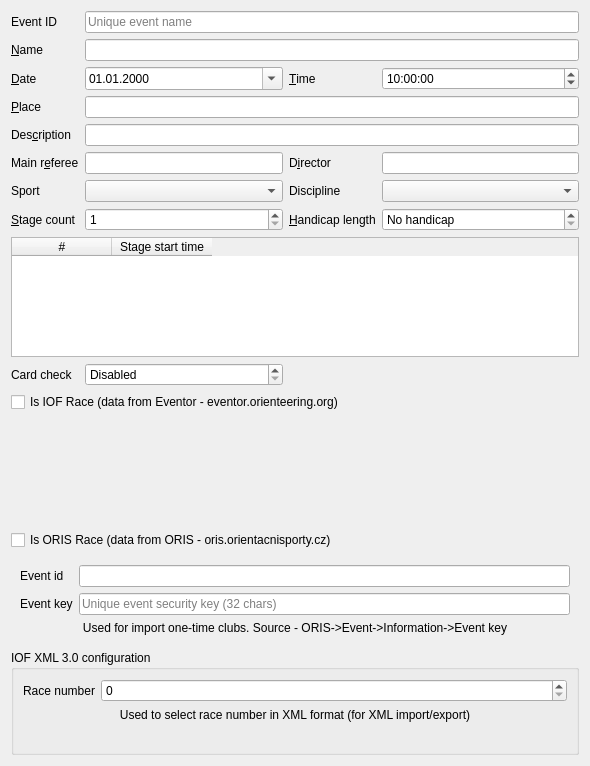
The window that quickevent/app/quickevent/plugins/Event/src/eventdialogwidget.ui (arnost00/quickbox) describes before a commit, drawn with Qt 5.
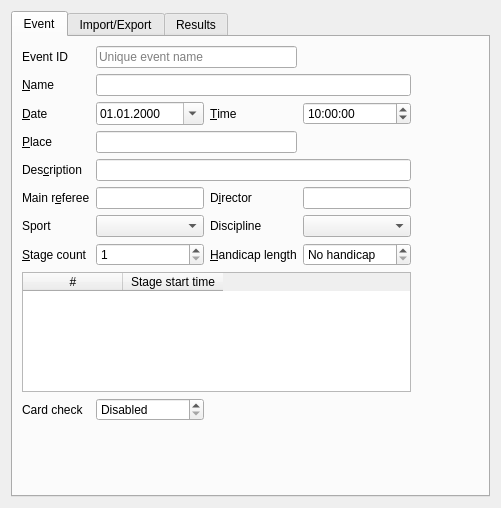
The same window after the commit.

Commit message: Multipage event dialog

```diff
--- a/quickevent/app/quickevent/plugins/Event/src/eventdialogwidget.ui
+++ b/quickevent/app/quickevent/plugins/Event/src/eventdialogwidget.ui
@@ -6,37 +6,28 @@
    <rect>
     <x>0</x>
     <y>0</y>
-    <width>590</width>
-    <height>766</height>
+    <width>501</width>
+    <height>508</height>
    </rect>
   </property>
   <property name="windowTitle">
    <string>Form</string>
   </property>
-  <layout class="QVBoxLayout" name="verticalLayout">
+  <layout class="QHBoxLayout" name="horizontalLayout">
    <item>
+    <widget class="QTabWidget" name="tabWidget">
+     <property name="currentIndex">
+      <number>0</number>
+     </property>
+     <widget class="QWidget" name="tab">
+      <attribute name="title">
+       <string>Event</string>
+      </attribute>
     <layout class="QGridLayout" name="gridLayout">
-     <item row="1" column="0">
-      <widget class="QLabel" name="label">
-       <property name="text">
-        <string>&amp;Name</string>
-       </property>
-       <property name="buddy">
-        <cstring>ed_name</cstring>
-       </property>
-      </widget>
-     </item>
-     <item row="3" column="0">
-      <widget class="QLabel" name="label_3">
-       <property name="text">
-        <string>&amp;Date</string>
-       </property>
-       <property name="buddy">
-        <cstring>ed_date</cstring>
-       </property>
-      </widget>
-     </item>
-     <item row="6" column="0">
+       <item row="5" column="1">
+        <widget class="QLineEdit" name="ed_mainReferee"/>
+       </item>
+       <item row="5" column="0">
       <widget class="QLabel" name="label_6">
        <property name="text">
         <string>Main r&amp;eferee</string>
@@ -46,17 +37,13 @@
        </property>
       </widget>
      </item>
-     <item row="3" column="2">
-      <widget class="QLabel" name="label_12">
-       <property name="text">
-        <string>&amp;Time</string>
-       </property>
-       <property name="buddy">
-        <cstring>ed_date</cstring>
-       </property>
-      </widget>
-     </item>
-     <item row="6" column="2">
+       <item row="6" column="1">
+        <widget class="QComboBox" name="cbxSportId"/>
+       </item>
+       <item row="3" column="1" colspan="2">
+        <widget class="QLineEdit" name="ed_place"/>
+       </item>
+       <item row="5" column="2">
       <widget class="QLabel" name="label_7">
        <property name="text">
         <string>D&amp;irector</string>
@@ -66,79 +53,14 @@
        </property>
       </widget>
      </item>
-     <item row="7" column="1">
-      <widget class="QComboBox" name="cbxSportId"/>
-     </item>
-     <item row="5" column="0">
-      <widget class="QLabel" name="label_5">
-       <property name="text">
-        <string>Des&amp;cription</string>
-       </property>
-       <property name="buddy">
-        <cstring>ed_description</cstring>
-       </property>
-      </widget>
-     </item>
-     <item row="10" column="0">
-      <widget class="QLabel" name="label_14">
-       <property name="text">
-        <string>Card check</string>
-       </property>
-       <property name="buddy">
-        <cstring>ed_handicapLength</cstring>
-       </property>
-      </widget>
-     </item>
-     <item row="8" column="1">
-      <widget class="QSpinBox" name="ed_stageCount">
-       <property name="minimum">
-        <number>1</number>
-       </property>
-      </widget>
-     </item>
-     <item row="8" column="2">
-      <widget class="QLabel" name="label_9">
-       <property name="text">
-        <string>&amp;Handicap length</string>
-       </property>
-       <property name="buddy">
-        <cstring>ed_handicapLength</cstring>
-       </property>
-      </widget>
-     </item>
-     <item row="1" column="1" colspan="3">
-      <widget class="QLineEdit" name="ed_name"/>
-     </item>
-     <item row="7" column="0">
-      <widget class="QLabel" name="label_11">
-       <property name="text">
-        <string>Sport</string>
-       </property>
-       <property name="buddy">
-        <cstring>ed_handicapLength</cstring>
-       </property>
-      </widget>
-     </item>
-     <item row="0" column="0">
-      <widget class="QLabel" name="label_8">
-       <property name="text">
-        <string>Event ID</string>
-       </property>
-       <property name="buddy">
-        <cstring>ed_name</cstring>
-       </property>
-      </widget>
-     </item>
-     <item row="6" column="1">
-      <widget class="QLineEdit" name="ed_mainReferee"/>
-     </item>
-     <item row="5" column="1" colspan="3">
-      <widget class="QLineEdit" name="ed_description"/>
-     </item>
-     <item row="6" column="3">
-      <widget class="QLineEdit" name="ed_director"/>
-     </item>
-     <item row="4" column="0">
+       <item row="0" column="1" colspan="2">
+        <widget class="QLineEdit" name="ed_eventId">
+         <property name="placeholderText">
+          <string>Unique event name</string>
+         </property>
+        </widget>
+       </item>
+       <item row="3" column="0">
       <widget class="QLabel" name="label_4">
        <property name="text">
         <string>&amp;Place</string>
@@ -148,71 +70,20 @@
        </property>
       </widget>
      </item>
-     <item row="7" column="2">
-      <widget class="QLabel" name="label_13">
-       <property name="text">
-        <string>Discipline</string>
-       </property>
-       <property name="buddy">
-        <cstring>ed_handicapLength</cstring>
-       </property>
-      </widget>
-     </item>
-     <item row="10" column="1">
-      <widget class="QSpinBox" name="ed_cardChecCheckTimeSec">
-       <property name="toolTip">
-        <string>Maximal distance between card CHECK and START time</string>
-       </property>
-       <property name="specialValueText">
-        <string>Disabled</string>
-       </property>
-       <property name="suffix">
-        <string> sec</string>
-       </property>
-       <property name="minimum">
-        <number>0</number>
-       </property>
-       <property name="maximum">
-        <number>99999</number>
-       </property>
-       <property name="singleStep">
-        <number>60</number>
-       </property>
-      </widget>
-     </item>
-     <item row="8" column="3">
-      <widget class="QSpinBox" name="ed_handicapLength">
-       <property name="specialValueText">
-        <string>No handicap</string>
-       </property>
-       <property name="suffix">
-        <string> min</string>
-       </property>
-       <property name="minimum">
-        <number>0</number>
-       </property>
-       <property name="maximum">
-        <number>99999</number>
-       </property>
-       <property name="singleStep">
-        <number>10</number>
-       </property>
-       <property name="value">
-        <number>0</number>
-       </property>
-      </widget>
-     </item>
-     <item row="0" column="1" colspan="3">
-      <widget class="QLineEdit" name="ed_eventId">
-       <property name="placeholderText">
-        <string>Unique event name</string>
-       </property>
-      </widget>
-     </item>
-     <item row="7" column="3">
-      <widget class="QComboBox" name="cbxDisciplineId"/>
-     </item>
-     <item row="3" column="3">
+       <item row="10" column="0">
+        <spacer name="verticalSpacer">
+         <property name="orientation">
+          <enum>Qt::Orientation::Vertical</enum>
+         </property>
+         <property name="sizeHint" stdset="0">
+          <size>
+           <width>20</width>
+           <height>40</height>
+          </size>
+         </property>
+        </spacer>
+       </item>
+       <item row="2" column="3">
       <widget class="QTimeEdit" name="ed_time">
        <property name="displayFormat">
         <string>h:mm:ss</string>
@@ -226,7 +97,24 @@
        </property>
       </widget>
      </item>
-     <item row="3" column="1">
+       <item row="4" column="0">
+        <widget class="QLabel" name="label_5">
+         <property name="text">
+          <string>Des&amp;cription</string>
+         </property>
+         <property name="buddy">
+          <cstring>ed_description</cstring>
+         </property>
+        </widget>
+       </item>
+       <item row="7" column="1">
+        <widget class="QSpinBox" name="ed_stageCount">
+         <property name="minimum">
+          <number>1</number>
+         </property>
+        </widget>
+       </item>
+       <item row="2" column="1">
       <widget class="QDateEdit" name="ed_date">
        <property name="displayFormat">
         <string>dd.MM.yyyy</string>
@@ -236,20 +124,7 @@
        </property>
       </widget>
      </item>
-     <item row="4" column="1" colspan="3">
-      <widget class="QLineEdit" name="ed_place"/>
-     </item>
-     <item row="8" column="0">
-      <widget class="QLabel" name="label_2">
-       <property name="text">
-        <string>&amp;Stage count</string>
-       </property>
-       <property name="buddy">
-        <cstring>ed_stageCount</cstring>
-       </property>
-      </widget>
-     </item>
-     <item row="9" column="0" colspan="4">
+       <item row="8" column="0" colspan="4">
       <widget class="QTableWidget" name="stageStartTimesTable">
        <property name="sizePolicy">
         <sizepolicy hsizetype="Expanding" vsizetype="Fixed">
@@ -284,31 +159,196 @@
        </column>
       </widget>
      </item>
-    </layout>
-   </item>
-   <item>
-    <widget class="QCheckBox" name="ed_iofRace">
+       <item row="6" column="3">
+        <widget class="QComboBox" name="cbxDisciplineId"/>
+       </item>
+       <item row="6" column="0">
+        <widget class="QLabel" name="label_11">
+         <property name="text">
+          <string>Sport</string>
+         </property>
+         <property name="buddy">
+          <cstring>ed_handicapLength</cstring>
+         </property>
+        </widget>
+       </item>
+       <item row="0" column="0">
+        <widget class="QLabel" name="label_8">
+         <property name="text">
+          <string>Event ID</string>
+         </property>
+         <property name="buddy">
+          <cstring>ed_name</cstring>
+         </property>
+        </widget>
+       </item>
+       <item row="7" column="2">
+        <widget class="QLabel" name="label_9">
+         <property name="text">
+          <string>&amp;Handicap length</string>
+         </property>
+         <property name="buddy">
+          <cstring>ed_handicapLength</cstring>
+         </property>
+        </widget>
+       </item>
+       <item row="9" column="1">
+        <widget class="QSpinBox" name="ed_cardChecCheckTimeSec">
      <property name="toolTip">
-      <string>IOF Eventor race - used for IOF XML exports</string>
-     </property>
+          <string>Maximal distance between card CHECK and START time</string>
+         </property>
+         <property name="specialValueText">
+          <string>Disabled</string>
+         </property>
+         <property name="suffix">
+          <string> sec</string>
+         </property>
+         <property name="minimum">
+          <number>0</number>
+         </property>
+         <property name="maximum">
+          <number>99999</number>
+         </property>
+         <property name="singleStep">
+          <number>60</number>
+         </property>
+        </widget>
+       </item>
+       <item row="6" column="2">
+        <widget class="QLabel" name="label_13">
      <property name="text">
-      <string>Is IOF Race (data from Eventor - eventor.orienteering.org)</string>
-     </property>
-    </widget>
-   </item>
-   <item>
-    <widget class="QFrame" name="frameIofRace">
-     <layout class="QFormLayout" name="formLayout_2"/>
-    </widget>
-   </item>
-   <item>
-    <widget class="QCheckBox" name="ed_orisRace">
+          <string>Discipline</string>
+         </property>
+         <property name="buddy">
+          <cstring>ed_handicapLength</cstring>
+         </property>
+        </widget>
+       </item>
+       <item row="9" column="0">
+        <widget class="QLabel" name="label_14">
+         <property name="text">
+          <string>Card check</string>
+         </property>
+         <property name="buddy">
+          <cstring>ed_handicapLength</cstring>
+         </property>
+        </widget>
+       </item>
+       <item row="1" column="0">
+        <widget class="QLabel" name="label">
      <property name="text">
-      <string>Is ORIS Race (data from ORIS - oris.orientacnisporty.cz)</string>
-     </property>
-    </widget>
-   </item>
-   <item>
+          <string>&amp;Name</string>
+         </property>
+         <property name="buddy">
+          <cstring>ed_name</cstring>
+         </property>
+        </widget>
+       </item>
+       <item row="5" column="3">
+        <widget class="QLineEdit" name="ed_director"/>
+       </item>
+       <item row="7" column="0">
+        <widget class="QLabel" name="label_2">
+         <property name="text">
+          <string>&amp;Stage count</string>
+         </property>
+         <property name="buddy">
+          <cstring>ed_stageCount</cstring>
+         </property>
+        </widget>
+       </item>
+       <item row="7" column="3">
+        <widget class="QSpinBox" name="ed_handicapLength">
+         <property name="specialValueText">
+          <string>No handicap</string>
+         </property>
+         <property name="suffix">
+          <string> min</string>
+         </property>
+         <property name="minimum">
+          <number>0</number>
+         </property>
+         <property name="maximum">
+          <number>99999</number>
+         </property>
+         <property name="singleStep">
+          <number>10</number>
+         </property>
+         <property name="value">
+          <number>0</number>
+         </property>
+        </widget>
+       </item>
+       <item row="2" column="2">
+        <widget class="QLabel" name="label_12">
+         <property name="text">
+          <string>&amp;Time</string>
+         </property>
+         <property name="buddy">
+          <cstring>ed_date</cstring>
+         </property>
+        </widget>
+       </item>
+       <item row="2" column="0">
+        <widget class="QLabel" name="label_3">
+         <property name="text">
+          <string>&amp;Date</string>
+         </property>
+         <property name="buddy">
+          <cstring>ed_date</cstring>
+         </property>
+        </widget>
+       </item>
+       <item row="2" column="4">
+        <spacer name="horizontalSpacer_3">
+         <property name="orientation">
+          <enum>Qt::Orientation::Horizontal</enum>
+         </property>
+         <property name="sizeHint" stdset="0">
+          <size>
+           <width>40</width>
+           <height>20</height>
+          </size>
+         </property>
+        </spacer>
+       </item>
+       <item row="4" column="1" colspan="3">
+        <widget class="QLineEdit" name="ed_description"/>
+       </item>
+       <item row="1" column="1" colspan="3">
+        <widget class="QLineEdit" name="ed_name"/>
+       </item>
+      </layout>
+     </widget>
+     <widget class="QWidget" name="tab_2">
+      <attribute name="title">
+       <string>Import/Export</string>
+      </attribute>
+      <layout class="QGridLayout" name="gridLayout_2">
+       <item row="4" column="0">
+        <widget class="QGroupBox" name="groupBox">
+         <property name="title">
+          <string>IOF XML 3.0 configuration</string>
+         </property>
+         <layout class="QFormLayout" name="formLayout">
+          <item row="0" column="0">
+           <widget class="QLabel" name="label_16">
+            <property name="text">
+             <string>Race number</string>
+            </property>
+           </widget>
+          </item>
+          <item row="0" column="1">
+           <widget class="QSpinBox" name="ed_xmlRaceNumber">
+            <property name="toolTip">
+             <string>Used to select race number in XML format (for XML import/export)</string>
+            </property>
+           </widget>
+          </item>
+         </layout>
+        </widget>
+       </item>
+       <item row="3" column="0">
     <widget class="QFrame" name="frameOrisRace">
      <property name="sizePolicy">
       <sizepolicy hsizetype="Preferred" vsizetype="Maximum">
@@ -318,13 +358,30 @@
      </property>
      <layout class="QFormLayout" name="formLayout_3">
       <item row="2" column="0">
+           <widget class="QLabel" name="label_19">
+            <property name="text">
+             <string>Event id</string>
+            </property>
+           </widget>
+          </item>
+          <item row="2" column="1">
+           <widget class="QLineEdit" name="ed_orisImportId">
+            <property name="alignment">
+             <set>Qt::AlignmentFlag::AlignRight|Qt::AlignmentFlag::AlignTrailing|Qt::AlignmentFlag::AlignVCenter</set>
+            </property>
+            <property name="readOnly">
+             <bool>true</bool>
+            </property>
+           </widget>
+          </item>
+          <item row="3" column="0">
        <widget class="QLabel" name="label_17">
         <property name="text">
          <string>Event key</string>
         </property>
        </widget>
       </item>
-      <item row="2" column="1">
+          <item row="3" column="1">
        <widget class="QLineEdit" name="ed_orisEventKey">
         <property name="text">
          <string/>
@@ -334,67 +391,144 @@
         </property>
        </widget>
       </item>
-      <item row="3" column="0" colspan="2">
+         </layout>
+        </widget>
+       </item>
+       <item row="1" column="0" colspan="2">
+        <widget class="QFrame" name="frameIofRace">
+         <layout class="QVBoxLayout" name="verticalLayout_3">
+          <item>
+           <widget class="QLabel" name="label_15">
+            <property name="text">
+             <string>data from Eventor - eventor.orienteering.org</string>
+            </property>
+            <property name="wordWrap">
+             <bool>true</bool>
+            </property>
+           </widget>
+          </item>
+         </layout>
+        </widget>
+       </item>
+       <item row="0" column="0">
+        <widget class="QCheckBox" name="ed_iofRace">
+         <property name="toolTip">
+          <string>IOF Eventor race - used for IOF XML exports</string>
+         </property>
+         <property name="text">
+          <string>IOF Race</string>
+         </property>
+        </widget>
+       </item>
+       <item row="2" column="0">
+        <widget class="QCheckBox" name="ed_orisRace">
+         <property name="text">
+          <string>ORIS Race</string>
+         </property>
+        </widget>
+       </item>
+       <item row="4" column="1">
+        <spacer name="horizontalSpacer">
+         <property name="orientation">
+          <enum>Qt::Orientation::Horizontal</enum>
+         </property>
+         <property name="sizeHint" stdset="0">
+          <size>
+           <width>0</width>
+           <height>20</height>
+          </size>
+         </property>
+        </spacer>
+       </item>
+       <item row="5" column="0">
+        <spacer name="verticalSpacer_2">
+         <property name="orientation">
+          <enum>Qt::Orientation::Vertical</enum>
+         </property>
+         <property name="sizeHint" stdset="0">
+          <size>
+           <width>20</width>
+           <height>0</height>
+          </size>
+         </property>
+        </spacer>
+       </item>
+      </layout>
+     </widget>
+     <widget class="QWidget" name="tab_3">
+      <attribute name="title">
+       <string>Results</string>
+      </attribute>
+      <layout class="QVBoxLayout" name="verticalLayout">
+       <item>
+        <widget class="QGroupBox" name="groupBox_2">
+         <property name="title">
+          <string>Point results</string>
+         </property>
+         <property name="checkable">
+          <bool>true</bool>
+         </property>
+         <layout class="QGridLayout" name="gridLayout_3">
+          <item row="0" column="0">
        <widget class="QLabel" name="label_18">
         <property name="text">
-         <string>Used for import one-time clubs. Source - ORIS-&gt;Event-&gt;Information-&gt;Event key</string>
-        </property>
-        <property name="alignment">
-         <set>Qt::AlignmentFlag::AlignCenter</set>
-        </property>
-       </widget>
-      </item>
-      <item row="1" column="0">
-       <widget class="QLabel" name="label_19">
-        <property name="text">
-         <string>Event id</string>
-        </property>
-       </widget>
-      </item>
-      <item row="1" column="1">
-       <widget class="QLineEdit" name="ed_orisImportId">
-        <property name="alignment">
-         <set>Qt::AlignmentFlag::AlignRight|Qt::AlignmentFlag::AlignTrailing|Qt::AlignmentFlag::AlignVCenter</set>
-        </property>
-        <property name="readOnly">
-         <bool>true</bool>
-        </property>
-       </widget>
-      </item>
-     </layout>
-    </widget>
-   </item>
-   <item>
-    <widget class="QGroupBox" name="groupBox">
-     <property name="title">
-      <string>IOF XML 3.0 configuration</string>
-     </property>
-     <layout class="QFormLayout" name="formLayout">
-      <item row="0" column="0">
-       <widget class="QLabel" name="label_16">
-        <property name="text">
-         <string>Race number</string>
+             <string>Max points</string>
         </property>
        </widget>
       </item>
       <item row="0" column="1">
        <widget class="QSpinBox" name="ed_xmlRaceNumber">
         <property name="toolTip">
-         <string>&lt;html&gt;&lt;head/&gt;&lt;body&gt;&lt;p&gt;IOF Eventor race number - if nonzero, used as &amp;lt;Race&amp;gt; node and for attribute of &amp;lt;Start&amp;gt; node for IOF XML exports&lt;/p&gt;&lt;/body&gt;&lt;/html&gt;</string>
-        </property>
-       </widget>
-      </item>
-      <item row="1" column="0" colspan="2">
-       <widget class="QLabel" name="label_10">
-        <property name="text">
          <string>Used to select race number in XML format (for XML import/export)</string>
         </property>
         <property name="alignment">
-         <set>Qt::AlignmentFlag::AlignCenter</set>
-        </property>
-       </widget>
-      </item>
-     </layout>
+             <set>Qt::AlignmentFlag::AlignRight|Qt::AlignmentFlag::AlignTrailing|Qt::AlignmentFlag::AlignVCenter</set>
+            </property>
+            <property name="minimum">
+             <number>100</number>
+            </property>
+            <property name="maximum">
+             <number>1000</number>
+            </property>
+            <property name="singleStep">
+             <number>100</number>
+            </property>
+            <property name="value">
+             <number>1000</number>
+            </property>
+           </widget>
+          </item>
+          <item row="0" column="2">
+           <spacer name="horizontalSpacer_2">
+            <property name="orientation">
+             <enum>Qt::Orientation::Horizontal</enum>
+            </property>
+            <property name="sizeHint" stdset="0">
+             <size>
+              <width>40</width>
+              <height>20</height>
+             </size>
+            </property>
+           </spacer>
+          </item>
+         </layout>
+        </widget>
+       </item>
+       <item>
+        <spacer name="verticalSpacer_3">
+         <property name="orientation">
+          <enum>Qt::Orientation::Vertical</enum>
+         </property>
+         <property name="sizeHint" stdset="0">
+          <size>
+           <width>20</width>
+           <height>40</height>
+          </size>
+         </property>
+        </spacer>
+       </item>
+      </layout>
+     </widget>
     </widget>
    </item>
   </layout>
```
Left out of the diff: 17 changed lines with no effect on the pictures. Lines whose indentation alone changed are shown as unchanged. The commit also changes 4 other files.
